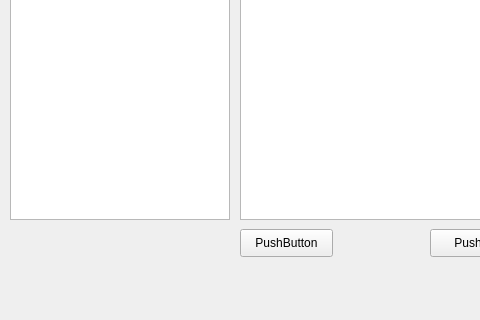
This is mainwindow.ui in plainoldprogrammer/yasm as Qt 5 draws it before an edit; both pictures show x 0 to 480 and y 271 to 591 of the 1055 by 591 pixel window. The edited form follows.
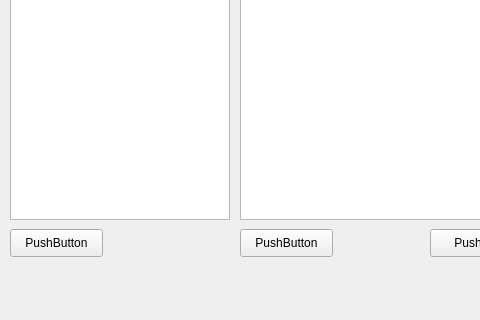
This is the edited form.

Commit message: adding and configuring a button to create new categories

What changed in the file:
```diff
--- a/mainwindow.ui
+++ b/mainwindow.ui
@@ -80,6 +80,19 @@
      </rect>
     </property>
    </widget>
+   <widget class="QPushButton" name="pushButtonNewCategory">
+    <property name="geometry">
+     <rect>
+      <x>10</x>
+      <y>500</y>
+      <width>93</width>
+      <height>28</height>
+     </rect>
+    </property>
+    <property name="text">
+     <string>PushButton</string>
+    </property>
+   </widget>
   </widget>
   <widget class="QMenuBar" name="menubar">
    <property name="geometry">
```
The commit also changes 2 other files.
